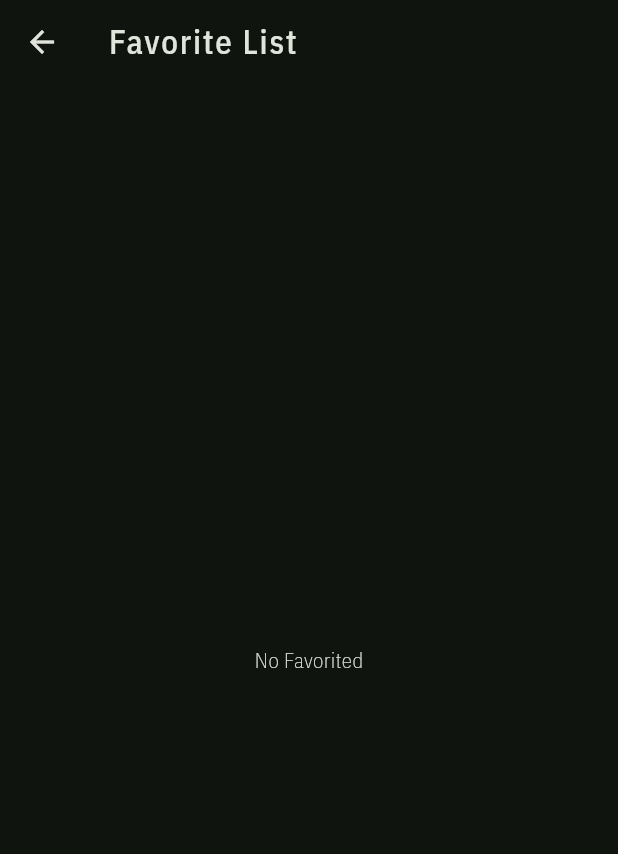
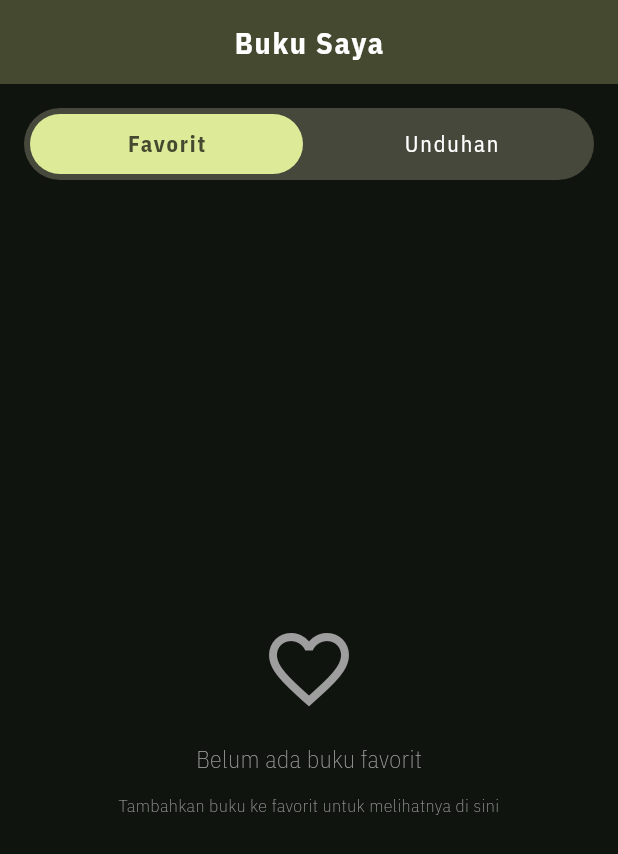
Before and after one commit to Folkloria-Team/folkloria-app, a Flutter app: the BookScreen screen opened directly, on a phone screen of 412 x 824 dp. Shown: the top 854 px of the screen. Run offline on Flutter 3.47's test engine with Material 3 defaults, Android fonts, the light colour scheme and no system bars; our stand-ins replace shared_preferences, sqflite; accounts and stored records are empty; network calls fail; project files that could hold a hidden picture were left out.

Commit message:
refactor: Replace favorite provider with book provider and update related screens

```diff
--- a/lib/main.dart
+++ b/lib/main.dart
@@ -2,7 +2,7 @@ import 'package:flutter/material.dart';
 import 'package:folkloria/data/services/api_service.dart';
 import 'package:folkloria/data/services/local_database_service.dart';
 import 'package:folkloria/providers/detail/book_detail_provider.dart';
-import 'package:folkloria/providers/favorite/local_database_provider.dart';
+import 'package:folkloria/providers/book/local_database_provider.dart';
 import 'package:folkloria/providers/home/book_list_provider.dart';
 import 'package:folkloria/providers/main/index_nav_provider.dart';
 import 'package:folkloria/ui/screens/detail/detail_screen.dart';
--- a/lib/ui/screens/book/book_screen.dart
+++ b/lib/ui/screens/book/book_screen.dart
@@ -1,6 +1,7 @@
 import 'package:flutter/material.dart';
+import 'package:folkloria/ui/widgets/book_tab_bar_widget.dart';
 import 'package:provider/provider.dart';
-import 'package:folkloria/providers/favorite/local_database_provider.dart';
+import 'package:folkloria/providers/book/local_database_provider.dart';
 import 'package:folkloria/common/static/navigation_route.dart';
 import 'package:folkloria/ui/widgets/book_card_widget.dart';
 
@@ -22,14 +23,45 @@ class _BookScreenState extends State<BookScreen> {
 
   @override
   Widget build(BuildContext context) {
-    return Scaffold(
-      appBar: AppBar(title: const Text("Favorite List")),
-      body: Consumer<LocalDatabaseProvider>(
+    return DefaultTabController(
+      length: 2,
+      child: Scaffold(
+        appBar: AppBar(
+          centerTitle: true,
+          title: Text(
+            "Buku Saya",
+            style: TextStyle(
+              color: Colors.white,
+              fontSize: 20,
+              fontWeight: FontWeight.bold,
+            ),
+          ),
+          backgroundColor: const Color(0xFF45492F),
+        ),
+        body: Column(
+          children: [
+            // Tab Bar dengan styling custom
+            Container(
+              margin: const EdgeInsets.symmetric(horizontal: 16, vertical: 16),
+              height: 48,
+              decoration: BoxDecoration(
+                color: const Color(0xFF46483B),
+                borderRadius: BorderRadius.circular(24),
+              ),
+              child: TabBarWidget(),
+            ),
+            // Tab Bar View dengan konten
+            Expanded(
+              child: TabBarView(
+                children: [
+                  // Tab Favorit
+                  Consumer<LocalDatabaseProvider>(
                     builder: (context, value, child) {
                       final favoriteList = value.favoriteList ?? [];
 
                       return switch (favoriteList.isNotEmpty) {
                         true => ListView.builder(
+                          padding: const EdgeInsets.all(8.0),
                           itemCount: favoriteList.length,
                           itemBuilder: (context, index) {
                             final book = favoriteList[index];
@@ -49,12 +81,65 @@ class _BookScreenState extends State<BookScreen> {
                         _ => const Center(
                           child: Column(
                             mainAxisAlignment: MainAxisAlignment.center,
-                children: [Text("No Favorited")],
+                            children: [
+                              Icon(
+                                Icons.favorite_border,
+                                size: 64,
+                                color: Colors.grey,
+                              ),
+                              SizedBox(height: 16),
+                              Text(
+                                "Belum ada buku favorit",
+                                style: TextStyle(
+                                  fontSize: 16,
+                                  color: Colors.grey,
+                                ),
+                              ),
+                              SizedBox(height: 8),
+                              Text(
+                                "Tambahkan buku ke favorit untuk melihatnya di sini",
+                                style: TextStyle(
+                                  fontSize: 12,
+                                  color: Colors.grey,
+                                ),
+                                textAlign: TextAlign.center,
+                              ),
+                            ],
                           ),
                         ),
                       };
                     },
                   ),
+                  // Tab Unduhan
+                  const Center(
+                    child: Column(
+                      mainAxisAlignment: MainAxisAlignment.center,
+                      children: [
+                        Icon(
+                          Icons.download_outlined,
+                          size: 64,
+                          color: Colors.grey,
+                        ),
+                        SizedBox(height: 16),
+                        Text(
+                          "Belum ada buku yang diunduh",
+                          style: TextStyle(fontSize: 16, color: Colors.grey),
+                        ),
+                        SizedBox(height: 8),
+                        Text(
+                          "Unduh buku untuk membacanya secara offline",
+                          style: TextStyle(fontSize: 12, color: Colors.grey),
+                          textAlign: TextAlign.center,
+                        ),
+                      ],
+                    ),
+                  ),
+                ],
+              ),
+            ),
+          ],
+        ),
+      ),
     );
   }
 }
--- a/lib/ui/screens/favorite/favorite_screen.dart
+++ /dev/null
@@ -1,60 +0,0 @@
-import 'package:flutter/material.dart';
-import 'package:provider/provider.dart';
-import 'package:folkloria/providers/favorite/local_database_provider.dart';
-import 'package:folkloria/common/static/navigation_route.dart';
-import 'package:folkloria/ui/widgets/book_card_widget.dart';
-
-class FavoriteScreen extends StatefulWidget {
-  const FavoriteScreen({super.key});
-
-  @override
-  State<FavoriteScreen> createState() => _FavoriteScreenState();
-}
-
-class _FavoriteScreenState extends State<FavoriteScreen> {
-  @override
-  void initState() {
-    super.initState();
-    Future.microtask(() {
-      context.read<LocalDatabaseProvider>().loadAllFavoriteValue();
-    });
-  }
-
-  @override
-  Widget build(BuildContext context) {
-    return Scaffold(
-      appBar: AppBar(title: const Text("Favorite List")),
-      body: Consumer<LocalDatabaseProvider>(
-        builder: (context, value, child) {
-          final favoriteList = value.favoriteList ?? [];
-
-          return switch (favoriteList.isNotEmpty) {
-            true => ListView.builder(
-              itemCount: favoriteList.length,
-              itemBuilder: (context, index) {
-                final book = favoriteList[index];
-
-                return BookCard(
-                  book: book,
-                  onTap: () {
-                    Navigator.pushNamed(
-                      context,
-                      NavigationRoute.detailRoute.name,
-                      arguments: book.id,
-                    );
-                  },
-                );
-              },
-            ),
-            _ => const Center(
-              child: Column(
-                mainAxisAlignment: MainAxisAlignment.center,
-                children: [Text("No Favorited")],
-              ),
-            ),
-          };
-        },
-      ),
-    );
-  }
-}
--- a/lib/ui/screens/main/main_screen.dart
+++ b/lib/ui/screens/main/main_screen.dart
@@ -1,6 +1,6 @@
 import 'package:flutter/material.dart';
 import 'package:folkloria/providers/main/index_nav_provider.dart';
-import 'package:folkloria/ui/screens/favorite/favorite_screen.dart';
+import 'package:folkloria/ui/screens/book/book_screen.dart';
 import 'package:folkloria/ui/screens/home/home_screen.dart';
 import 'package:provider/provider.dart';
 import 'package:folkloria/ui/screens/setting/setting_page.dart';
@@ -21,7 +21,7 @@ class _MainScreenState extends State<MainScreen> {
         builder: (context, value, child) {
           return switch (value.indexBottomNavBar) {
             0 => const HomeScreen(),
-            1 => const FavoriteScreen(),
+            1 => const BookScreen(),
             _ => const SettingPage(),
           };
         },
--- /dev/null
+++ b/lib/ui/widgets/book_tab_bar_widget.dart
@@ -0,0 +1,37 @@
+import 'package:flutter/material.dart';
+
+class TabBarWidget extends StatelessWidget {
+  const TabBarWidget({
+    super.key,
+  });
+
+  @override
+  Widget build(BuildContext context) {
+    return TabBar(
+      tabs: const [
+        Tab(text: "Favorit"),
+        Tab(text: "Unduhan"),
+      ],
+      labelColor: const Color(0xFF45492F),
+      unselectedLabelColor: Colors.white,
+      labelStyle: const TextStyle(
+        fontWeight: FontWeight.bold,
+        fontSize: 15,
+      ),
+      unselectedLabelStyle: const TextStyle(
+        fontWeight: FontWeight.normal,
+        fontSize: 15,
+      ),
+      indicator: BoxDecoration(
+        color: const Color(0xFFDDEA97),
+        borderRadius: BorderRadius.circular(24),
+      ),
+      indicatorPadding: const EdgeInsets.symmetric(
+        horizontal: 4,
+        vertical: 4,
+      ),
+      indicatorSize: TabBarIndicatorSize.tab,
+      dividerColor: Colors.transparent,
+    );
+  }
+}
--- a/lib/ui/widgets/favorite_icon_widget.dart
+++ b/lib/ui/widgets/favorite_icon_widget.dart
@@ -2,7 +2,7 @@ import 'package:flutter/material.dart';
 import 'package:provider/provider.dart';
 import 'package:folkloria/data/models/book.dart';
 import 'package:folkloria/providers/detail/favorite_icon_provider.dart';
-import 'package:folkloria/providers/favorite/local_database_provider.dart';
+import 'package:folkloria/providers/book/local_database_provider.dart';
 
 class FavoriteIconWidget extends StatefulWidget {
   final Book book;
```
Also changed, not shown: lib/providers/book/local_database_provider.dart (renamed from lib/providers/favorite/local_database_provider.dart). Lines whose indentation alone changed are shown as unchanged.
